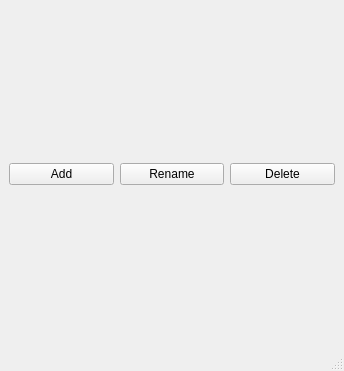
Before: the Qt Designer form BookKeeping/account_manager/account_manager.ui in cowtony/BookKeeping, drawn with Qt 5.
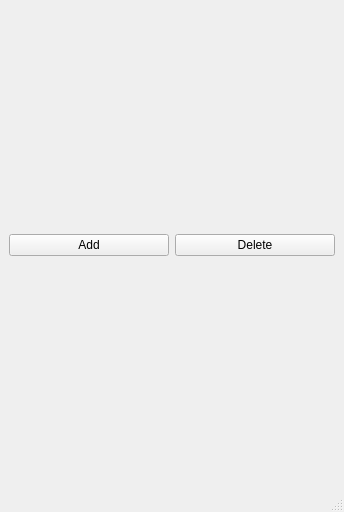
After: the same form once the commit is applied. Icons and pictures are not drawn.

What changed in the file:
```diff
--- a/BookKeeping/account_manager/account_manager.ui
+++ b/BookKeeping/account_manager/account_manager.ui
@@ -7,7 +7,7 @@
     <x>0</x>
     <y>0</y>
     <width>344</width>
-    <height>371</height>
+    <height>512</height>
    </rect>
   </property>
   <property name="windowTitle">
@@ -19,23 +19,6 @@
   </property>
   <widget class="QWidget" name="centralwidget">
    <layout class="QGridLayout" name="gridLayout">
-    <item row="1" column="2">
-     <layout class="QGridLayout" name="gridLayout_7">
-      <item row="0" column="0">
-       <widget class="QPushButton" name="pushButton_Delete">
-        <property name="enabled">
-         <bool>true</bool>
-        </property>
-        <property name="text">
-         <string>Delete</string>
-        </property>
-       </widget>
-      </item>
-     </layout>
-    </item>
-    <item row="0" column="2">
-     <layout class="QGridLayout" name="gridLayout_4"/>
-    </item>
     <item row="1" column="0">
      <layout class="QGridLayout" name="gridLayout_5">
       <item row="0" column="0">
@@ -54,11 +37,14 @@
      </layout>
     </item>
     <item row="1" column="1">
-     <layout class="QGridLayout" name="gridLayout_6">
+     <layout class="QGridLayout" name="gridLayout_7">
       <item row="0" column="0">
-       <widget class="QPushButton" name="pushButton_Rename">
+       <widget class="QPushButton" name="pushButton_Delete">
+        <property name="enabled">
+         <bool>true</bool>
+        </property>
         <property name="text">
-         <string>Rename</string>
+         <string>Delete</string>
         </property>
        </widget>
       </item>
```
Left out of the diff: 2 changed lines with no effect on the pictures.
